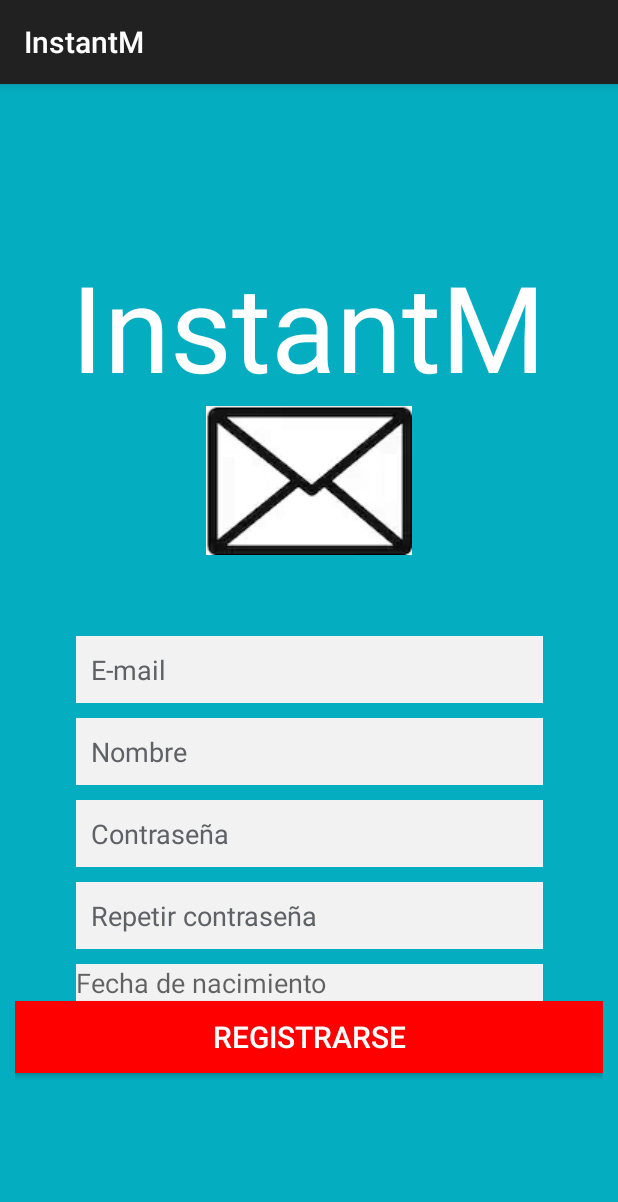
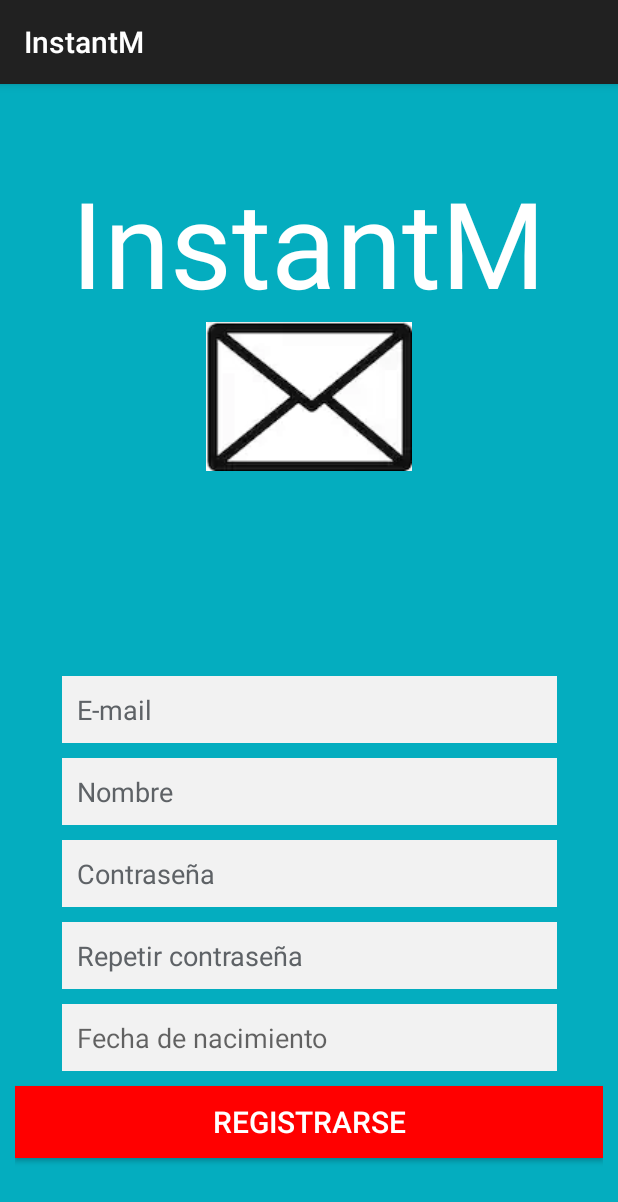
Before and after one commit to danielhuici/instantM, an Android app: the RegisterActivity screen opened directly, with no data from a screen before it, on a phone screen of 412 x 824 dp. Shown: the top 1202 px of the screen. Run offline under Robolectric (Android 15) with nearby library versions, the phone set to English and light mode, and no system bars; our stand-ins replace Volley.

Commit message:
fix register view

```diff
--- a/app/src/main/res/layout/activity_register.xml
+++ b/app/src/main/res/layout/activity_register.xml
@@ -25,8 +25,8 @@
         android:background="@drawable/iconomf" />
 
     <LinearLayout
-        android:layout_width="411dp"
-        android:layout_height="287dp"
+        android:layout_width="430dp"
+        android:layout_height="400dp"
         android:gravity="bottom"
         android:orientation="vertical"
         android:paddingLeft="50dp"
@@ -83,15 +83,18 @@
             android:singleLine="true"
             android:textColor="@color/input_hint"
             android:textColorHint="@color/input_hint" />
+
         <EditText
             android:id="@+id/birthdayDate"
             android:layout_width="match_parent"
             android:layout_height="wrap_content"
             android:background="@color/input"
+            android:clickable="true"
+            android:layout_marginBottom="10dp"
+            android:padding="10dp"
+            android:focusable="false"
+            android:hint="@string/birthday"
             android:inputType="date"
-            android:hint="@string/birthday"
-            android:focusable="false"
-            android:clickable="true"
             android:maxLines="1" />
     </LinearLayout>
 
```
